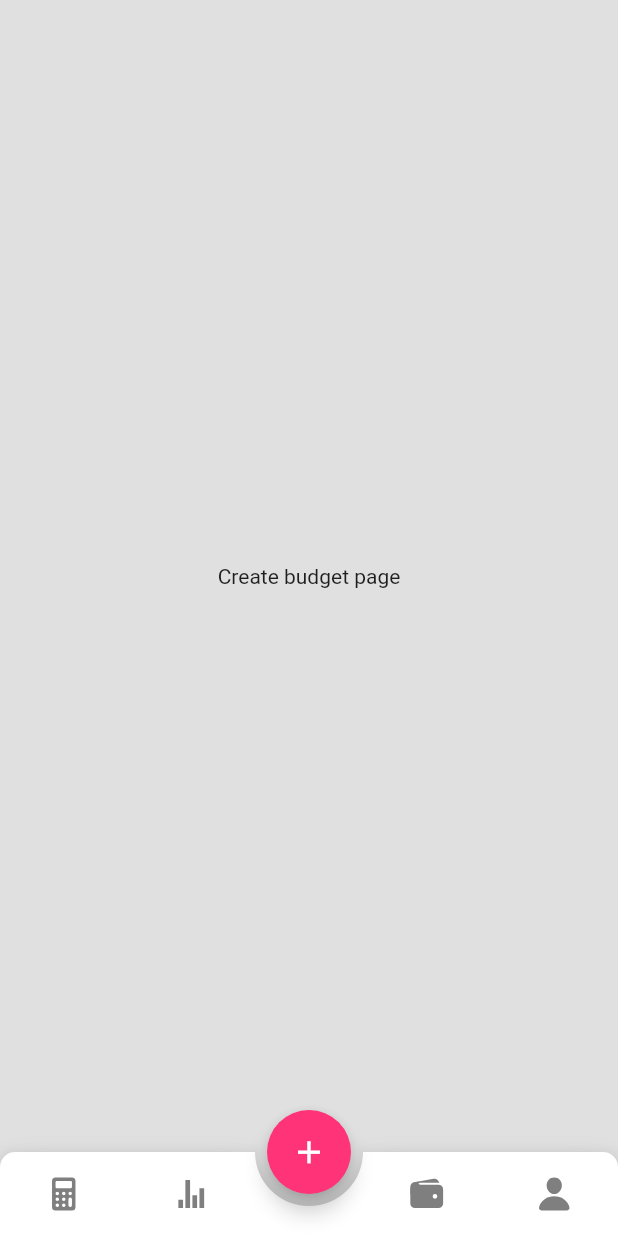
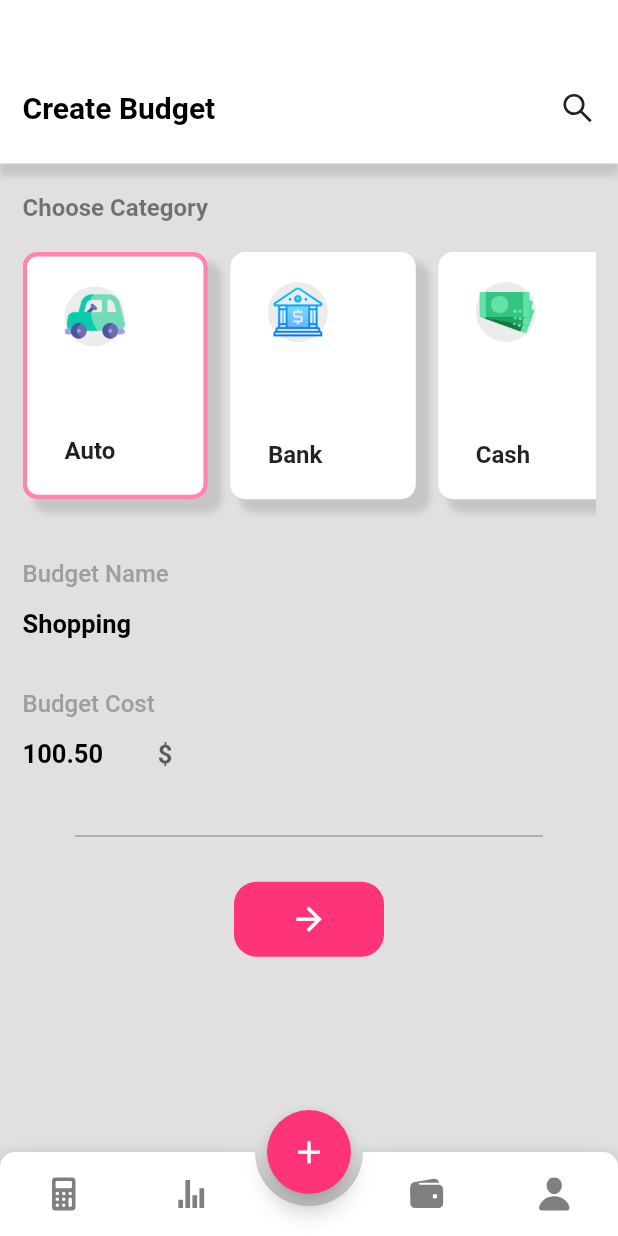
Before and after one commit to mustafasmnc/Expense_Tracker_UI, a Flutter app: the screen it shows after launch, item 2 of the bottom bar chosen, after a tap on the "add" icon, on a phone screen of 412 x 824 dp. Run offline on Flutter 3.47's test engine with Material 2 defaults, Android fonts, the phone set to English and light mode, and no system bars; drawn by our look-alikes of animated_bottom_navigation_bar; our stand-ins replace fl_chart, flutter_icons.

Commit message:
Create Budget Screen, boxshadow, hide FAB button

```diff
--- /dev/null
+++ b/lib/pages/create_budget_page.dart
@@ -0,0 +1,223 @@
+import 'package:expense_tracker1/json/create_budget_json.dart';
+import 'package:expense_tracker1/theme/colors.dart';
+import 'package:flutter/material.dart';
+import 'package:flutter/src/foundation/key.dart';
+import 'package:flutter/src/widgets/framework.dart';
+import 'package:flutter_icons/flutter_icons.dart';
+
+class CreateBudgetPage extends StatefulWidget {
+  const CreateBudgetPage({Key? key}) : super(key: key);
+
+  @override
+  State<CreateBudgetPage> createState() => _CreateBudgetPageState();
+}
+
+class _CreateBudgetPageState extends State<CreateBudgetPage> {
+  int activeCategory = 0;
+  TextEditingController _budgetName = TextEditingController(text: 'Shopping');
+  TextEditingController _budgetCost = TextEditingController(text: '100.50');
+  @override
+  Widget build(BuildContext context) {
+    return Scaffold(
+      body: getBody(),
+    );
+  }
+
+  Widget getBody() {
+    var size = MediaQuery.of(context).size;
+    return SingleChildScrollView(
+      child: Column(
+        crossAxisAlignment: CrossAxisAlignment.start,
+        children: [
+          Container(
+            decoration: BoxDecoration(color: white, boxShadow: [
+              BoxShadow(
+                color: grey.withOpacity(0.4),
+                spreadRadius: 1,
+                offset: Offset(0, 8),
+                blurRadius: 3,
+              ),
+            ]),
+            child: Padding(
+              padding: const EdgeInsets.only(
+                  top: 60, left: 15, right: 15, bottom: 25),
+              child: Row(
+                mainAxisAlignment: MainAxisAlignment.spaceBetween,
+                children: [
+                  Text(
+                    'Create Budget',
+                    style: TextStyle(
+                        fontSize: 20,
+                        fontWeight: FontWeight.bold,
+                        color: black),
+                  ),
+                  Icon(AntDesign.search1)
+                ],
+              ),
+            ),
+          ),
+          Padding(
+            padding: const EdgeInsets.symmetric(horizontal: 15),
+            child: Column(
+              crossAxisAlignment: CrossAxisAlignment.start,
+              children: [
+                SizedBox(height: 20),
+                Text(
+                  'Choose Category',
+                  style: TextStyle(
+                      fontWeight: FontWeight.bold,
+                      fontSize: 16,
+                      color: black.withOpacity(0.5)),
+                ),
+                SizedBox(height: 20),
+                SingleChildScrollView(
+                  scrollDirection: Axis.horizontal,
+                  child: Row(
+                      children: List.generate(categories.length, (index) {
+                    return Padding(
+                      padding: const EdgeInsets.only(right: 15),
+                      child: GestureDetector(
+                        onTap: () {
+                          setState(() {
+                            activeCategory = index;
+                          });
+                        },
+                        child: Container(
+                          margin: EdgeInsets.only(bottom: 15),
+                          width: size.width * 0.3,
+                          height: size.width * 0.4,
+                          decoration: BoxDecoration(
+                              border: Border.all(
+                                  width: activeCategory == index ? 3 : 0,
+                                  color: activeCategory == index
+                                      ? primary.withOpacity(0.6)
+                                      : Colors.transparent),
+                              borderRadius: BorderRadius.circular(10),
+                              color: white,
+                              boxShadow: [
+                                BoxShadow(
+                                  color: grey.withOpacity(0.4),
+                                  spreadRadius: 1,
+                                  offset: Offset(8, 8),
+                                  blurRadius: 3,
+                                ),
+                              ]),
+                          child: Padding(
+                            padding: const EdgeInsets.symmetric(
+                                horizontal: 25, vertical: 20),
+                            child: Column(
+                              mainAxisAlignment: MainAxisAlignment.spaceBetween,
+                              crossAxisAlignment: CrossAxisAlignment.start,
+                              children: [
+                                Container(
+                                  height: 40,
+                                  width: 40,
+                                  decoration: BoxDecoration(
+                                      shape: BoxShape.circle,
+                                      color: grey.withOpacity(0.2)),
+                                  child: Image.asset(
+                                    categories[index]['icon'],
+                                    width: 30,
+                                    height: 30,
+                                    fit: BoxFit.cover,
+                                  ),
+                                ),
+                                Text(
+                                  categories[index]['name'],
+                                  style: TextStyle(
+                                      fontWeight: FontWeight.bold,
+                                      fontSize: 16),
+                                )
+                              ],
+                            ),
+                          ),
+                        ),
+                      ),
+                    );
+                  })),
+                ),
+                SizedBox(height: 25),
+                Column(
+                  crossAxisAlignment: CrossAxisAlignment.start,
+                  children: [
+                    Text(
+                      'Budget Name',
+                      style: TextStyle(
+                          fontSize: 16,
+                          fontWeight: FontWeight.w500,
+                          color: grey),
+                    ),
+                    TextField(
+                      controller: _budgetName,
+                      cursorColor: black,
+                      style: TextStyle(
+                          fontSize: 17,
+                          fontWeight: FontWeight.bold,
+                          color: black),
+                      decoration: InputDecoration(
+                          border: InputBorder.none,
+                          hintText: 'Input Budget Name'),
+                    ),
+                    SizedBox(height: 20),
+                    Text(
+                      'Budget Cost',
+                      style: TextStyle(
+                          fontSize: 16,
+                          fontWeight: FontWeight.w500,
+                          color: grey),
+                    ),
+                    Container(
+                      width: 100,
+                      child: Column(
+                        children: [
+                          TextField(
+                            keyboardType: TextInputType.number,
+                            controller: _budgetCost,
+                            cursorColor: black,
+                            style: TextStyle(
+                                fontSize: 17,
+                                fontWeight: FontWeight.bold,
+                                color: black),
+                            decoration: InputDecoration(
+                                suffixText: '\$',
+                                border: InputBorder.none,
+                                hintText: 'Input Budget Cost'),
+                          ),
+                        ],
+                      ),
+                    ),
+                    SizedBox(height: 30),
+                    Center(
+                      child: Column(
+                        children: [
+                          Container(
+                            width: size.width - 100,
+                            height: 1,
+                            color: grey,
+                          ),
+                          SizedBox(height: 30),
+                          Container(
+                            width: 100,
+                            height: 50,
+                            decoration: BoxDecoration(
+                                borderRadius:
+                                    BorderRadius.all(Radius.circular(15)),
+                                color: primary),
+                            child: Center(
+                              child: Icon(Icons.arrow_forward,
+                                  color: Colors.white, size: 25),
+                            ),
+                          ),
+                        ],
+                      ),
+                    ),
+                  ],
+                )
+              ],
+            ),
+          )
+        ],
+      ),
+    );
+  }
+}
--- a/lib/pages/daily_page.dart
+++ b/lib/pages/daily_page.dart
@@ -32,10 +32,11 @@ class _DailyPageState extends State<DailyPage> {
               color: white,
               boxShadow: [
                 BoxShadow(
-                  color: grey.withOpacity(0.01),
-                  spreadRadius: 10,
+                  color: grey.withOpacity(0.4),
+                  spreadRadius: 1,
+                  offset: Offset(0, 8),
                   blurRadius: 3,
-                )
+                ),
               ],
             ),
             child: Padding(
--- a/lib/pages/root_app.dart
+++ b/lib/pages/root_app.dart
@@ -1,4 +1,5 @@
 import 'package:animated_bottom_navigation_bar/animated_bottom_navigation_bar.dart';
+import 'package:expense_tracker1/pages/create_budget_page.dart';
 import 'package:expense_tracker1/pages/daily_page.dart';
 import 'package:expense_tracker1/pages/stats_page.dart';
 import 'package:expense_tracker1/theme/colors.dart';
@@ -16,18 +17,20 @@ class _RootAppState extends State<RootApp> {
   int pageIndex = 0;
   @override
   Widget build(BuildContext context) {
+    final bool showFab = MediaQuery.of(context).viewInsets.bottom == 0.0;
     return Scaffold(
-      //backgroundColor: Colors.grey[300],
       body: getBody(),
       bottomNavigationBar: getFooter(),
-      floatingActionButton: FloatingActionButton(
+      floatingActionButton: showFab
+          ? FloatingActionButton(
               onPressed: () => setTabs(4),
               child: Icon(
                 Icons.add,
                 size: 25,
               ),
               backgroundColor: primary,
-      ),
+            )
+          : null,
       floatingActionButtonLocation: FloatingActionButtonLocation.centerDocked,
     );
   }
@@ -44,9 +47,7 @@ class _RootAppState extends State<RootApp> {
         Center(
           child: Text('Profile page'),
         ),
-        Center(
-          child: Text('Create budget page'),
-        ),
+        CreateBudgetPage()
       ],
     );
   }
@@ -66,7 +67,7 @@ class _RootAppState extends State<RootApp> {
       splashColor: secondary,
       inactiveColor: black.withOpacity(0.5),
       gapLocation: GapLocation.center,
-      notchSmoothness: NotchSmoothness.sharpEdge,
+      notchSmoothness: NotchSmoothness.smoothEdge,
       leftCornerRadius: 10,
       rightCornerRadius: 10,
       iconSize: 25,
--- a/lib/pages/stats_page.dart
+++ b/lib/pages/stats_page.dart
@@ -45,10 +45,11 @@ class _StatsPageState extends State<StatsPage> {
           Container(
             decoration: BoxDecoration(color: white, boxShadow: [
               BoxShadow(
-                color: grey.withOpacity(0.1),
-                spreadRadius: 10,
+                color: grey.withOpacity(0.4),
+                spreadRadius: 1,
+                offset: Offset(0, 8),
                 blurRadius: 3,
-              )
+              ),
             ]),
             child: Padding(
               padding:
@@ -130,10 +131,11 @@ class _StatsPageState extends State<StatsPage> {
                   borderRadius: BorderRadius.circular(10),
                   boxShadow: [
                     BoxShadow(
-                      color: grey.withOpacity(0.1),
-                      spreadRadius: 10,
+                      color: grey.withOpacity(0.4),
+                      spreadRadius: 1,
+                      offset: Offset(8, 8),
                       blurRadius: 3,
-                    )
+                    ),
                   ]),
               child: Padding(
                 padding: const EdgeInsets.all(10),
@@ -187,10 +189,11 @@ class _StatsPageState extends State<StatsPage> {
                     borderRadius: BorderRadius.circular(10),
                     boxShadow: [
                       BoxShadow(
-                        color: grey.withOpacity(0.1),
-                        spreadRadius: 10,
+                        color: grey.withOpacity(0.4),
+                        spreadRadius: 1,
+                        offset: Offset(8, 8),
                         blurRadius: 3,
-                      )
+                      ),
                     ]),
                 child: Padding(
                   padding: EdgeInsets.symmetric(vertical: 10, horizontal: 10),
```
Lines whose indentation alone changed are shown as unchanged.
